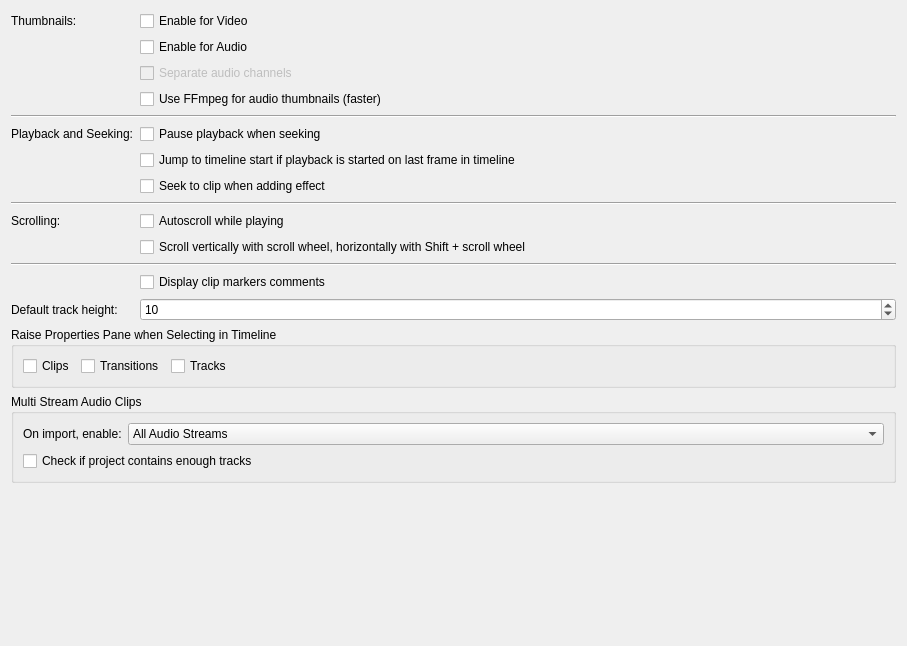
This is src/ui/configtimeline_ui.ui in KDE/kdenlive as Qt 5 draws it before an edit. The edited form follows.
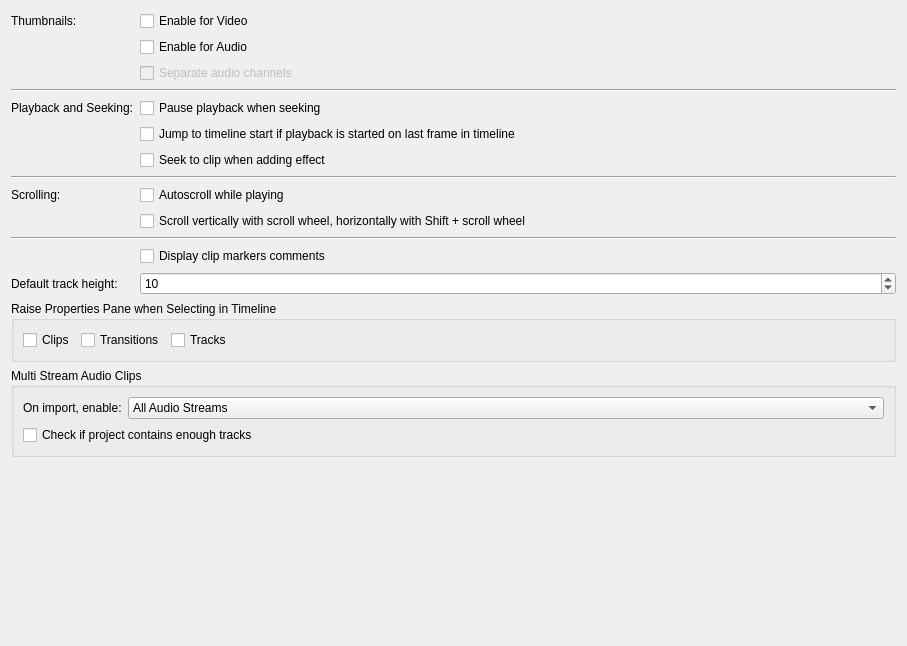
This is the edited form.

Commit message: [Kdenlive Settings] Remove unused ffmpegaudiothumbnails option

The edit to the form file:
```diff
--- a/src/ui/configtimeline_ui.ui
+++ b/src/ui/configtimeline_ui.ui
@@ -42,172 +42,104 @@
      </property>
     </widget>
    </item>
-   <item row="3" column="1">
-    <widget class="QCheckBox" name="kcfg_ffmpegaudiothumbnails">
-     <property name="text">
-      <string>Use FFmpeg for audio thumbnails (faster)</string>
-     </property>
-    </widget>
-   </item>
-   <item row="15" column="0">
-    <widget class="QLabel" name="label">
-     <property name="text">
-      <string>Default track height:</string>
-     </property>
-    </widget>
-   </item>
-   <item row="15" column="1">
-    <widget class="QSpinBox" name="kcfg_trackheight">
-     <property name="minimum">
-      <number>0</number>
-     </property>
-     <property name="maximum">
-      <number>999</number>
-     </property>
-     <property name="value">
-      <number>10</number>
-     </property>
-    </widget>
-   </item>
-   <item row="14" column="1">
-    <widget class="QCheckBox" name="kcfg_showmarkers">
-     <property name="text">
-      <string>Display clip markers comments</string>
-     </property>
-    </widget>
-   </item>
-   <item row="4" column="0" colspan="2">
+   <item row="3" column="0" colspan="2">
     <widget class="Line" name="line_2">
      <property name="orientation">
       <enum>Qt::Horizontal</enum>
      </property>
     </widget>
    </item>
-   <item row="17" column="0" colspan="2">
-    <widget class="QGroupBox" name="groupBox_3">
-     <property name="title">
-      <string>Multi Stream Audio Clips</string>
-     </property>
-     <layout class="QGridLayout" name="gridLayout_4">
-      <item row="0" column="1">
-       <widget class="QComboBox" name="kcfg_multistream">
-        <property name="sizePolicy">
-         <sizepolicy hsizetype="MinimumExpanding" vsizetype="Fixed">
-          <horstretch>0</horstretch>
-          <verstretch>0</verstretch>
-         </sizepolicy>
-        </property>
-        <item>
-         <property name="text">
-          <string>All Audio Streams</string>
-         </property>
-        </item>
-        <item>
-         <property name="text">
-          <string>First Audio Stream</string>
-         </property>
-        </item>
-        <item>
-         <property name="text">
-          <string>First 2 Audio Streams</string>
-         </property>
-        </item>
-       </widget>
-      </item>
-      <item row="0" column="0">
-       <widget class="QLabel" name="label_2">
-        <property name="text">
-         <string>On import, enable:</string>
-        </property>
-       </widget>
-      </item>
-      <item row="1" column="0" colspan="2">
-       <widget class="QCheckBox" name="kcfg_multistream_checktrack">
-        <property name="text">
-         <string>Check if project contains enough tracks</string>
-        </property>
-       </widget>
-      </item>
-     </layout>
-    </widget>
-   </item>
-   <item row="19" column="0">
-    <spacer name="verticalSpacer">
-     <property name="orientation">
-      <enum>Qt::Vertical</enum>
-     </property>
-     <property name="sizeHint" stdset="0">
-      <size>
-       <width>20</width>
-       <height>23</height>
-      </size>
-     </property>
-    </spacer>
-   </item>
-   <item row="5" column="0">
+   <item row="4" column="0">
     <widget class="QLabel" name="label_5">
      <property name="text">
       <string>Playback and Seeking:</string>
      </property>
     </widget>
    </item>
-   <item row="5" column="1">
+   <item row="4" column="1">
     <widget class="QCheckBox" name="kcfg_pauseonseek">
      <property name="text">
       <string>Pause playback when seeking</string>
      </property>
     </widget>
    </item>
-   <item row="6" column="1">
+   <item row="5" column="1">
     <widget class="QCheckBox" name="kcfg_jumptostart">
      <property name="text">
       <string>Jump to timeline start if playback is started on last frame in timeline</string>
      </property>
     </widget>
    </item>
-   <item row="7" column="1">
+   <item row="6" column="1">
     <widget class="QCheckBox" name="kcfg_seekonaddeffect">
      <property name="text">
       <string>Seek to clip when adding effect</string>
      </property>
     </widget>
    </item>
-   <item row="8" column="0" colspan="2">
+   <item row="7" column="0" colspan="2">
     <widget class="Line" name="line_3">
      <property name="orientation">
       <enum>Qt::Horizontal</enum>
      </property>
     </widget>
    </item>
-   <item row="9" column="0">
+   <item row="8" column="0">
     <widget class="QLabel" name="label_4">
      <property name="text">
       <string>Scrolling:</string>
      </property>
     </widget>
    </item>
-   <item row="9" column="1">
+   <item row="8" column="1">
     <widget class="QCheckBox" name="kcfg_autoscroll">
      <property name="text">
       <string>Autoscroll while playing</string>
      </property>
     </widget>
    </item>
-   <item row="10" column="1">
+   <item row="9" column="1">
     <widget class="QCheckBox" name="kcfg_scrollvertically">
      <property name="text">
       <string>Scroll vertically with scroll wheel, horizontally with Shift + scroll wheel</string>
      </property>
     </widget>
    </item>
-   <item row="11" column="0" colspan="2">
+   <item row="10" column="0" colspan="2">
     <widget class="Line" name="line">
      <property name="orientation">
       <enum>Qt::Horizontal</enum>
      </property>
     </widget>
    </item>
-   <item row="16" column="0" colspan="2">
+   <item row="13" column="1">
+    <widget class="QCheckBox" name="kcfg_showmarkers">
+     <property name="text">
+      <string>Display clip markers comments</string>
+     </property>
+    </widget>
+   </item>
+   <item row="14" column="0">
+    <widget class="QLabel" name="label">
+     <property name="text">
+      <string>Default track height:</string>
+     </property>
+    </widget>
+   </item>
+   <item row="14" column="1">
+    <widget class="QSpinBox" name="kcfg_trackheight">
+     <property name="minimum">
+      <number>0</number>
+     </property>
+     <property name="maximum">
+      <number>999</number>
+     </property>
+     <property name="value">
+      <number>10</number>
+     </property>
+    </widget>
+   </item>
+   <item row="15" column="0" colspan="2">
     <widget class="QGroupBox" name="groupBox_2">
      <property name="title">
       <string>Raise Properties Pane when Selecting in Timeline</string>
@@ -250,6 +182,67 @@
      </layout>
     </widget>
    </item>
+   <item row="16" column="0" colspan="2">
+    <widget class="QGroupBox" name="groupBox_3">
+     <property name="title">
+      <string>Multi Stream Audio Clips</string>
+     </property>
+     <layout class="QGridLayout" name="gridLayout_4">
+      <item row="0" column="1">
+       <widget class="QComboBox" name="kcfg_multistream">
+        <property name="sizePolicy">
+         <sizepolicy hsizetype="MinimumExpanding" vsizetype="Fixed">
+          <horstretch>0</horstretch>
+          <verstretch>0</verstretch>
+         </sizepolicy>
+        </property>
+        <item>
+         <property name="text">
+          <string>All Audio Streams</string>
+         </property>
+        </item>
+        <item>
+         <property name="text">
+          <string>First Audio Stream</string>
+         </property>
+        </item>
+        <item>
+         <property name="text">
+          <string>First 2 Audio Streams</string>
+         </property>
+        </item>
+       </widget>
+      </item>
+      <item row="0" column="0">
+       <widget class="QLabel" name="label_2">
+        <property name="text">
+         <string>On import, enable:</string>
+        </property>
+       </widget>
+      </item>
+      <item row="1" column="0" colspan="2">
+       <widget class="QCheckBox" name="kcfg_multistream_checktrack">
+        <property name="text">
+         <string>Check if project contains enough tracks</string>
+        </property>
+       </widget>
+      </item>
+     </layout>
+    </widget>
+   </item>
+   <item row="18" column="0">
+    <spacer name="verticalSpacer">
+     <property name="orientation">
+      <enum>Qt::Vertical</enum>
+     </property>
+     <property name="sizeHint" stdset="0">
+      <size>
+       <width>20</width>
+       <height>23</height>
+      </size>
+     </property>
+    </spacer>
+   </item>
   </layout>
  </widget>
  <tabstops>
```
The commit also changes 1 other file.
